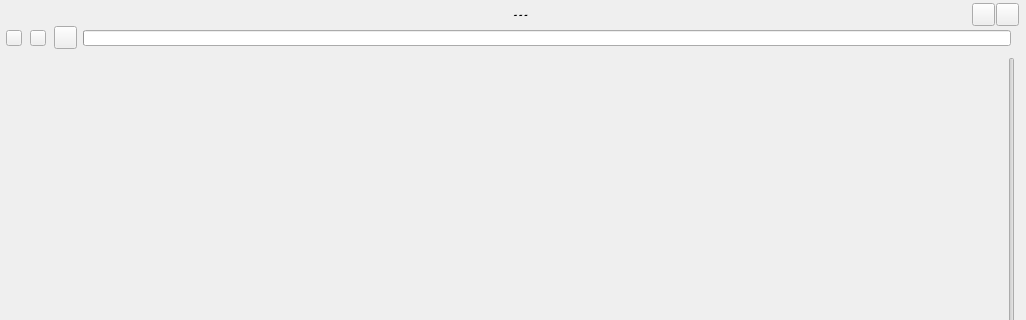
First picture: the form in widget.ui, repository FeZar97/DK, before the edit; both pictures show x 0 to 1026 and y 0 to 320 of the 1026 by 776 pixel window.
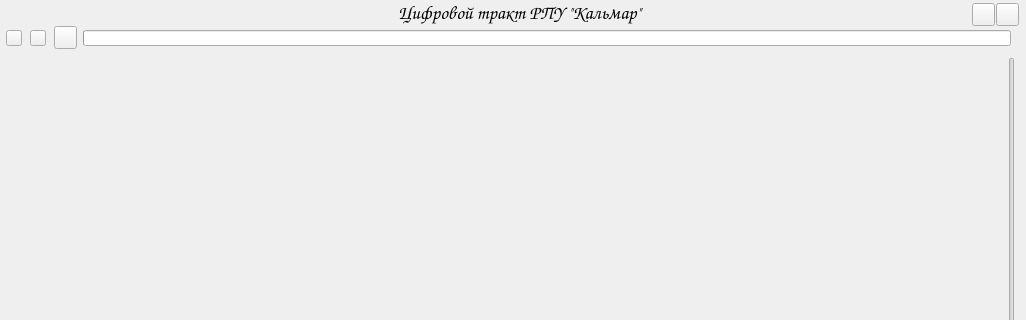
Second picture: the form after the edit. Icons and pictures are not drawn. Custom widgets are drawn as their Qt base class.

```diff
--- a/widget.ui
+++ b/widget.ui
@@ -108,7 +108,7 @@
      <enum>QFrame::NoFrame</enum>
     </property>
     <property name="text">
-     <string>---</string>
+     <string>Цифровой тракт РПУ &quot;Кальмар&quot;</string>
     </property>
     <property name="alignment">
      <set>Qt::AlignCenter</set>
```
Left out of the diff: 2 changed lines with no effect on the pictures.
